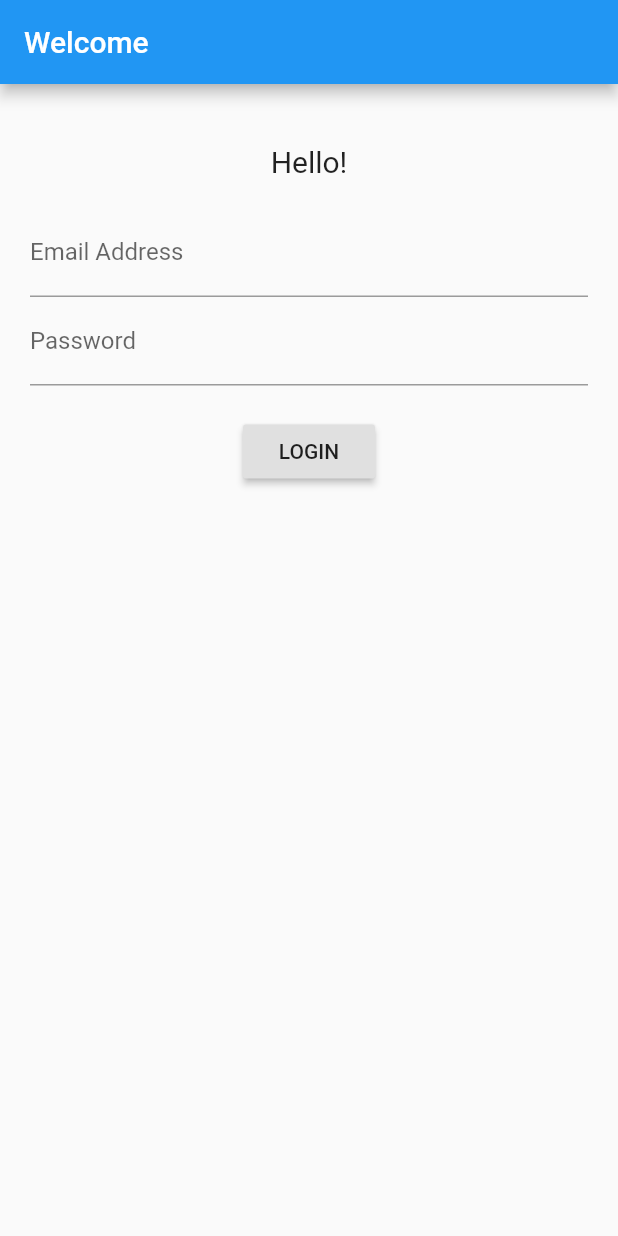
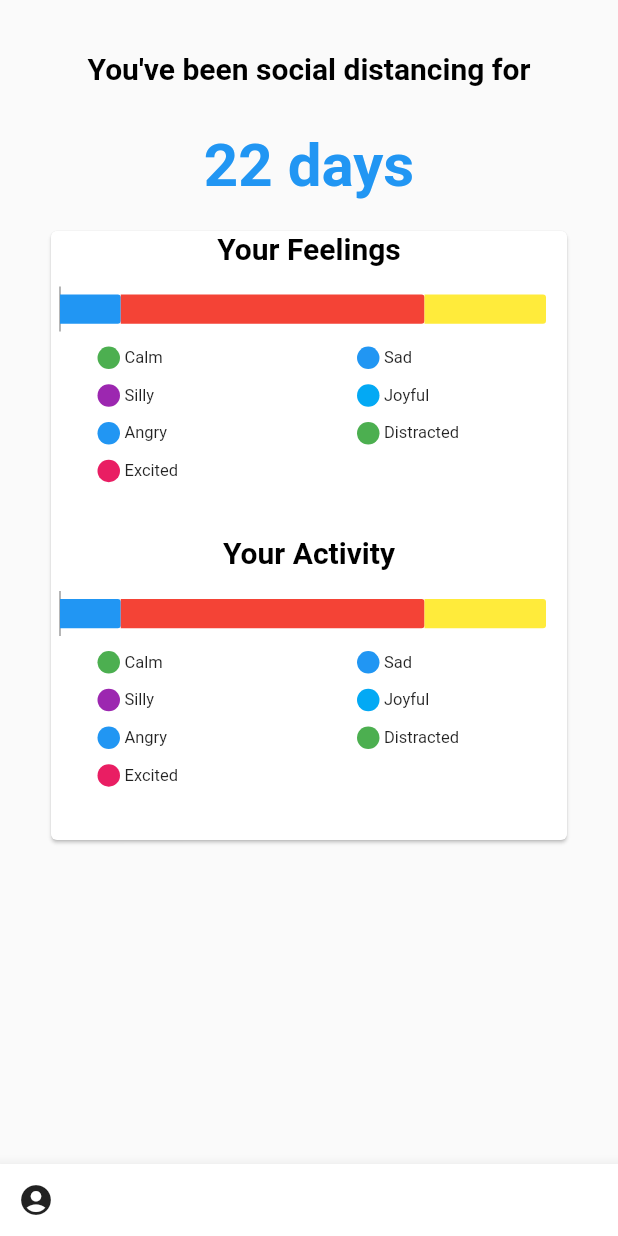
Before and after one commit to sfuentesbongenaar/shelter_in_place, a Flutter app: the screen it shows after launch, on a phone screen of 412 x 824 dp. Run offline on Flutter 3.47's test engine with Material 2 defaults, Android fonts, the phone set to English and light mode, and no system bars; our stand-ins replace charts_flutter, shared_preferences.

Commit message:
A very rough first version of the charts page. All dummy data and some heights are fixed, otherwise it wouldn't work.

```diff
--- a/i18n/en.json
+++ b/i18n/en.json
@@ -35,5 +35,9 @@
   "Distracted": "Distracted",
   "note today": "Add a note about today",
   "note today hint": "Today I...",
-  "back": "Back"
+  "back": "Back",
+  "Your activities": "Your Activity",
+  "Your feelings": "Your Feelings",
+  "streak text": "You've been social distancing for",
+  "days": "days"
 }
--- a/lib/main.dart
+++ b/lib/main.dart
@@ -1,12 +1,13 @@
 import 'package:flutter/material.dart';
 import 'package:flutter_localizations/flutter_localizations.dart';
 import 'package:provider/provider.dart';
+import 'package:shelter_in_place/pages/overview_charts.dart';
 import 'package:shelter_in_place/pages/questions/note.dart';
 import 'package:shelter_in_place/pages/questions/social_distancing.dart';
 import 'package:shelter_in_place/services/days_service.dart';
 import 'auth.dart';
 import 'models/day_model.dart';
-import 'pages/home.dart';
+import 'pages/my_overview_chart.dart';
 import 'pages/localization/localizations.dart';
 import 'pages/login.dart';
 import 'pages/summary.dart';
@@ -48,7 +49,7 @@ class MyApp extends StatelessWidget {
               future: Provider.of<AuthService>(context).getUser(),
               builder: (context, AsyncSnapshot snapshot) {
                 if (snapshot.connectionState == ConnectionState.done) {
-                  return snapshot.hasData ? HomePage() : LoginPage();
+                  return snapshot.hasData ? MyOverviewChart() : MyOverviewChart();
                 } else {
                   return Container(color: Colors.white);
                 }
@@ -78,7 +79,7 @@ class MyApp extends StatelessWidget {
                 );
               }else if (routeSettings.name == 'overview') {
                 return MaterialPageRoute(
-                  builder: (context) => HomePage(),
+                  builder: (context) => SingleOverviewChart(),
                 );
               }
               return null;
--- a/lib/pages/home.dart
+++ /dev/null
@@ -1,48 +0,0 @@
-import 'package:flutter/material.dart';
-import 'package:provider/provider.dart';
-
-import '../auth.dart';
-
-//VERBOSE
-// USED FOR TESTING BUT MIGHT NEED logout button
-
-class HomePage extends StatefulWidget {
-  @override
-  _HomePageState createState() => _HomePageState();
-}
-
-class _HomePageState extends State<HomePage> {
-  @override
-  Widget build(BuildContext context) {
-    return Scaffold(
-      appBar: AppBar(
-        title: Text("Home Flutter Firebase"),
-      ),
-      body: Center(
-        child: Column(
-          children: <Widget>[
-            SizedBox(height: 20.0),
-            Text(
-              'Home Page Flutter Firebase Content',
-              style: TextStyle(fontSize: 20, fontWeight: FontWeight.bold),
-            ),
-            SizedBox(height: 20.0),
-            Text(
-              'Welcome you',
-              style: TextStyle(
-                  fontSize: 18,
-                  fontWeight: FontWeight.bold,
-                  fontStyle: FontStyle.italic),
-            ),
-            SizedBox(height: 20.0),
-            RaisedButton(
-                child: Text("LOGOUT"),
-                onPressed: () async {
-                  await Provider.of<AuthService>(context).logout();
-                })
-          ],
-        ),
-      ),
-    );
-  }
-}
--- /dev/null
+++ b/lib/pages/my_overview_chart.dart
@@ -0,0 +1,80 @@
+import 'dart:math';
+
+import 'package:flutter/material.dart';
+import 'package:shelter_in_place/pages/questions/shared_const.dart';
+import 'package:shelter_in_place/pages/util/my_graph.dart';
+import 'package:charts_flutter/flutter.dart' as charts;
+import 'package:shelter_in_place/pages/util/my_legend.dart';
+
+import 'localization/localizations.dart';
+
+class SingleOverviewChart extends StatelessWidget {
+  SingleOverviewChart({@required this.titleKeyname});
+
+  final String titleKeyname;
+
+  /// Create series list with multiple series
+  static List<charts.Series<OrdinalSales, String>> _createSampleData() {
+    final desktopSalesData = [
+      new OrdinalSales('2014', 5),
+    ];
+
+    final tableSalesData = [
+      new OrdinalSales('2014', 25),
+    ];
+
+    final mobileSalesData = [
+      new OrdinalSales('2014', 10),
+    ];
+
+    return [
+      new charts.Series<OrdinalSales, String>(
+        id: 'Desktop',
+        domainFn: (OrdinalSales sales, _) => sales.year,
+        measureFn: (OrdinalSales sales, _) => sales.sales,
+        data: desktopSalesData,
+      ),
+      new charts.Series<OrdinalSales, String>(
+        id: 'Tablet',
+        domainFn: (OrdinalSales sales, _) => sales.year,
+        measureFn: (OrdinalSales sales, _) => sales.sales,
+        data: tableSalesData,
+        colorFn: (_, __) => charts.MaterialPalette.red.shadeDefault,
+      ),
+      new charts.Series<OrdinalSales, String>(
+        id: 'Mobile',
+        domainFn: (OrdinalSales sales, _) => sales.year,
+        measureFn: (OrdinalSales sales, _) => sales.sales,
+        data: mobileSalesData,
+      ),
+    ];
+  }
+
+  @override
+  Widget build(BuildContext context) {
+    List<String> shuffledFeelings = Constants().feelings;
+    shuffledFeelings.shuffle(Random.secure());
+    return Center(
+        child: Column(
+      children: <Widget>[
+        Text(AppLocalizations.of(context)
+            .translate(titleKeyname),
+            textAlign: TextAlign.center,
+            style: TextStyle(
+              fontSize: 20.0,
+              fontWeight: FontWeight.bold,
+              color: Colors.black,
+            )),
+        ConstrainedBox(
+          constraints: BoxConstraints.expand(height: 50.0), // adjust the height here
+          child: StackedHorizontalBarChart(
+            _createSampleData(),
+            // Disable animations for image tests.
+            animate: true,
+          ), // place your chart here
+        ),
+        SimpleLegenda(items: shuffledFeelings.take(7).toList())
+      ],
+    ));
+  }
+}
--- /dev/null
+++ b/lib/pages/overview_charts.dart
@@ -0,0 +1,67 @@
+import 'package:flutter/material.dart';
+import 'package:provider/provider.dart';
+import 'package:shelter_in_place/models/day_model.dart';
+import 'package:shelter_in_place/pages/localization/localizations.dart';
+
+import 'my_overview_chart.dart';
+
+class MyOverviewChart extends StatefulWidget {
+  @override
+  _MyOverviewChartState createState() => _MyOverviewChartState();
+}
+
+class _MyOverviewChartState extends State<MyOverviewChart> {
+  @override
+  Widget build(BuildContext context) {
+    final dayModel = Provider.of<Day>(context);
+
+    return SafeArea(
+        top: true,
+        bottom: false,
+        child: Scaffold(
+            bottomNavigationBar: BottomAppBar(
+              child: new Row(
+                mainAxisSize: MainAxisSize.max,
+                mainAxisAlignment: MainAxisAlignment.spaceBetween,
+                children: <Widget>[
+                  IconButton(
+                    icon: Icon(Icons.account_circle),
+                    onPressed: () {},
+                  ),
+                ],
+              ),
+            ),
+            body: Container(
+                margin: const EdgeInsets.all(4),
+                child: Column(
+                  children: <Widget>[
+                    Padding(
+                        padding: const EdgeInsets.fromLTRB(50, 30, 50, 30),
+                        child: Text(
+                            AppLocalizations.of(context)
+                                .translate('streak text'),
+                            textAlign: TextAlign.center,
+                            style: TextStyle(
+                              fontSize: 20.0,
+                              fontWeight: FontWeight.bold,
+                              color: Colors.black,
+                            ))),
+                    Text('22 days',
+                        textAlign: TextAlign.center,
+                        style: TextStyle(
+                          fontSize: 40.0,
+                          fontWeight: FontWeight.bold,
+                          color: Colors.blue,
+                        )),
+                    Card(
+                        margin: EdgeInsets.fromLTRB(30, 20, 30, 40),
+                        child: Column(
+                          children: <Widget>[
+                            SingleOverviewChart(titleKeyname: 'Your feelings'),
+                            SingleOverviewChart(titleKeyname: 'Your activities')
+                          ],
+                        )),
+                  ],
+                ))));
+  }
+}
--- a/lib/pages/questions/activities.dart
+++ b/lib/pages/questions/activities.dart
@@ -5,8 +5,8 @@ import 'package:provider/provider.dart';
 import 'package:shelter_in_place/models/day_model.dart';
 import 'package:shelter_in_place/pages/localization/localizations.dart';
 import 'package:shelter_in_place/pages/questions/my_bottom_bar.dart';
+import 'package:shelter_in_place/pages/questions/shared_const.dart';
 
-import 'my_back_button.dart';
 import 'my_continue_button.dart';
 
 class Activities extends StatefulWidget {
@@ -21,7 +21,7 @@ class _ActivitiesState extends State<Activities> {
   Widget build(BuildContext context) {
     final dayModel = Provider.of<Day>(context);
 
-    List<String> activitities = ["tv", "read", "cook"];
+    List<String> activitities = Constants().activitities;
     activitities
         .forEach((activity) => answers.putIfAbsent(activity, () => false));
 
--- a/lib/pages/questions/feelings.dart
+++ b/lib/pages/questions/feelings.dart
@@ -4,6 +4,7 @@ import 'package:flutter/material.dart';
 import 'package:provider/provider.dart';
 import 'package:shelter_in_place/models/day_model.dart';
 import 'package:shelter_in_place/pages/localization/localizations.dart';
+import 'package:shelter_in_place/pages/questions/shared_const.dart';
 import 'package:shelter_in_place/pages/util/round_checkbox.dart';
 
 import 'my_bottom_bar.dart';
@@ -21,20 +22,7 @@ class _FeelingsState extends State<Feelings> {
   Widget build(BuildContext context) {
     final dayModel = Provider.of<Day>(context);
 
-    List<String> feelings = [
-      "Happy",
-      "Angry",
-      "Depressed",
-      "Joyful",
-      "Surprised",
-      "Excited",
-      "Sad",
-      "Silly",
-      "Anxious",
-      "Scared",
-      "Calm",
-      "Distracted"
-    ];
+    List<String> feelings = Constants().feelings;
     feelings.forEach((feeling) => answers.putIfAbsent(feeling, () => false));
 
     GridView tiles = GridView.count(
--- /dev/null
+++ b/lib/pages/questions/shared_const.dart
@@ -0,0 +1,41 @@
+import 'dart:collection';
+
+import 'package:flutter/material.dart';
+
+class Constants {
+  final List<String> feelings = [
+    "Happy",
+    "Angry",
+    "Depressed",
+    "Joyful",
+    "Surprised",
+    "Excited",
+    "Sad",
+    "Silly",
+    "Anxious",
+    "Scared",
+    "Calm",
+    "Distracted"
+  ];
+
+  HashMap<String, Color> colorsFeelings() {
+    HashMap colorsFeelings = new HashMap<String, Color>();
+    colorsFeelings.putIfAbsent(feelings[0], () => Colors.orange);
+    colorsFeelings.putIfAbsent(feelings[1], () => Colors.blue);
+    colorsFeelings.putIfAbsent(feelings[2], () => Colors.purple);
+    colorsFeelings.putIfAbsent(feelings[3], () => Colors.lightBlue);
+    colorsFeelings.putIfAbsent(feelings[4], () => Colors.red);
+    colorsFeelings.putIfAbsent(feelings[5], () => Colors.pink);
+    colorsFeelings.putIfAbsent(feelings[6], () => Colors.blue);
+    colorsFeelings.putIfAbsent(feelings[7], () => Colors.purple);
+    colorsFeelings.putIfAbsent(feelings[8], () => Colors.blue);
+    colorsFeelings.putIfAbsent(feelings[9], () => Colors.green);
+    colorsFeelings.putIfAbsent(feelings[10], () => Colors.green);
+    colorsFeelings.putIfAbsent(feelings[11], () => Colors.green);
+    return colorsFeelings;
+  }
+
+  final List<String> activitities = ["tv", "read", "cook"];
+
+
+}
--- /dev/null
+++ b/lib/pages/util/my_graph.dart
@@ -0,0 +1,35 @@
+/// Bar chart example
+import 'package:flutter/material.dart';
+import 'package:charts_flutter/flutter.dart' as charts;
+
+class StackedHorizontalBarChart extends StatelessWidget {
+  final List<charts.Series> seriesList;
+  final bool animate;
+
+  StackedHorizontalBarChart(this.seriesList, {this.animate});
+
+  @override
+  Widget build(BuildContext context) {
+    // For horizontal bar charts, set the [vertical] flag to false.
+    return new charts.BarChart(seriesList,
+        animate: animate,
+        barGroupingType: charts.BarGroupingType.stacked,
+        vertical: false,
+        primaryMeasureAxis:
+            new charts.NumericAxisSpec(renderSpec: new charts.NoneRenderSpec()),
+        domainAxis: new charts.OrdinalAxisSpec(
+            // Make sure that we draw the domain axis line.
+            showAxisLine: true,
+            // But don't draw anything else.
+            renderSpec: new charts.NoneRenderSpec()),
+    );
+  }
+}
+
+/// Sample ordinal data type.
+class OrdinalSales {
+  final String year;
+  final int sales;
+
+  OrdinalSales(this.year, this.sales);
+}
--- /dev/null
+++ b/lib/pages/util/my_legend.dart
@@ -0,0 +1,32 @@
+import 'package:flutter/material.dart';
+
+import 'my_legend_item.dart';
+
+class SimpleLegenda extends StatelessWidget {
+  SimpleLegenda({@required this.items});
+
+  final List<String> items;
+
+  @override
+  Widget build(BuildContext context) {
+    List<LegendElement> legendElements = items.map((String keyName) {
+      return LegendElement(keyName: keyName);
+    }).toList();
+
+    GridView grid = GridView.count(
+        // Create a grid with 2 columns
+        crossAxisCount: 2,
+        childAspectRatio: 8,
+        padding: const EdgeInsets.all(1.0),
+        mainAxisSpacing: 4.0,
+        crossAxisSpacing: 4.0,
+        // Generate 100 widgets that display their index in the List.
+        children: legendElements);
+
+    return ConstrainedBox(
+      constraints: BoxConstraints.expand(height: 130.0),
+      // adjust the height here
+      child: grid,
+    );
+  }
+}
--- /dev/null
+++ b/lib/pages/util/my_legend_item.dart
@@ -0,0 +1,30 @@
+import 'package:flutter/material.dart';
+import 'package:shelter_in_place/pages/localization/localizations.dart';
+import 'package:shelter_in_place/pages/questions/shared_const.dart';
+
+class LegendElement extends StatelessWidget {
+  LegendElement({@required this.keyName});
+
+  final String keyName;
+
+  @override
+  Widget build(BuildContext context) {
+    return Container(
+        child: Row(children: <Widget>[
+      Container(
+        height: 15,
+        width: 15,
+        margin: EdgeInsets.fromLTRB(30,0,0,0),
+        decoration: BoxDecoration(
+            color: Constants().colorsFeelings()[keyName],
+            shape: BoxShape.circle),
+      ),
+      Padding(
+          padding: const EdgeInsets.all(3.0),
+          child: Text(AppLocalizations.of(context).translate(keyName),
+              style: new TextStyle(
+                fontSize: 11.0,
+              )))
+    ]));
+  }
+}
--- a/pubspec.yaml
+++ b/pubspec.yaml
@@ -26,6 +26,7 @@ dependencies:
   intl_translation:
   shared_preferences: ^0.5.6+3
   cupertino_icons: ^0.1.2
+  charts_flutter: ^0.9.0
 
 dev_dependencies:
   flutter_test:
```
Also changed, not shown: pubspec.lock.
